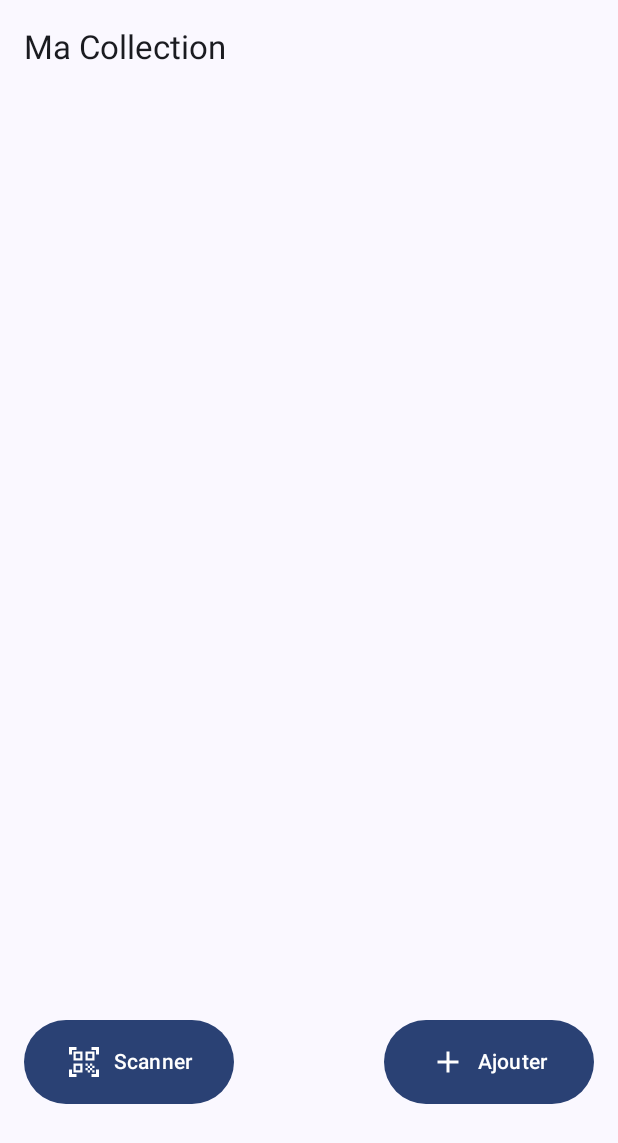
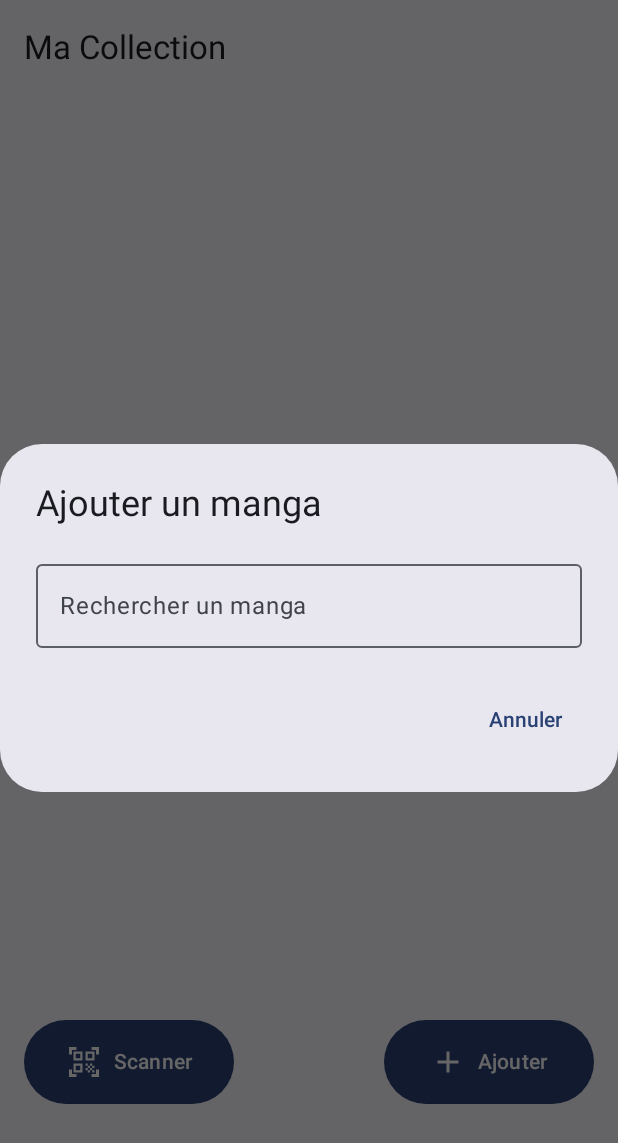
Before and after one commit to Lecureur-Arthur/CollectoMangas, an Android app built with Jetpack Compose: the composable CollectionScreen shown on its own in the app's theme, after a tap on "Ajouter", on a phone screen of 412 x 824 dp. Shown: the top 1143 px of the screen. Run offline under Robolectric (Android 15) with nearby library versions, the phone set to English and light mode, and no system bars; our stand-ins replace Firebase (no records; nobody signed in at launch, a user with empty details on screens opened directly).

Commit message:
Ajout du modal pour ajouter un nouveau manga

```diff
--- a/app/src/main/java/com/example/collectomangas/ui/screens/CollectionScreen.kt
+++ b/app/src/main/java/com/example/collectomangas/ui/screens/CollectionScreen.kt
@@ -1,65 +1,56 @@
 package com.example.collectomangas.ui.screens
 
-import androidx.compose.foundation.layout.Arrangement
-import androidx.compose.foundation.layout.Box
-import androidx.compose.foundation.layout.Column
-import androidx.compose.foundation.layout.Row
-import androidx.compose.foundation.layout.Spacer
-import androidx.compose.foundation.layout.fillMaxSize
-import androidx.compose.foundation.layout.fillMaxWidth
-import androidx.compose.foundation.layout.height
-import androidx.compose.foundation.layout.padding
-import androidx.compose.foundation.layout.width
+import androidx.compose.foundation.background
+import androidx.compose.foundation.clickable
+import androidx.compose.foundation.layout.*
+import androidx.compose.foundation.lazy.LazyColumn
+import androidx.compose.foundation.lazy.items
 import androidx.compose.foundation.rememberScrollState
 import androidx.compose.foundation.verticalScroll
 import androidx.compose.material.icons.Icons
 import androidx.compose.material.icons.filled.Add
 import androidx.compose.material.icons.filled.QrCodeScanner
-import androidx.compose.material3.Button
-import androidx.compose.material3.ExperimentalMaterial3Api
-import androidx.compose.material3.Icon
-import androidx.compose.material3.Scaffold
-import androidx.compose.material3.Text
-import androidx.compose.material3.TopAppBar
-import androidx.compose.runtime.Composable
-import androidx.compose.runtime.LaunchedEffect
-import androidx.compose.runtime.getValue
-import androidx.compose.runtime.mutableStateOf
-import androidx.compose.runtime.remember
-import androidx.compose.runtime.setValue
+import androidx.compose.material3.*
+import androidx.compose.runtime.*
 import androidx.compose.ui.Alignment
 import androidx.compose.ui.Modifier
 import androidx.compose.ui.unit.dp
+import com.example.collectomangas.data.api.ApiClient
 import com.example.collectomangas.ui.components.MangaCard
+import com.example.collectomangas.ui.theme.LightColorScheme
 import com.google.firebase.firestore.FirebaseFirestore
+import kotlinx.coroutines.Job
+import kotlinx.coroutines.delay
+import kotlinx.coroutines.launch
+import androidx.compose.foundation.shape.RoundedCornerShape
+import androidx.compose.ui.draw.clip
+
 
 @OptIn(ExperimentalMaterial3Api::class)
 @Composable
 fun CollectionScreen(modifier: Modifier = Modifier) {
-    var showComingSoon by remember { mutableStateOf(false) }
     val db = FirebaseFirestore.getInstance()
 
-    // State pour stocker la liste récupérée depuis Firestore
+    var showComingSoon by remember { mutableStateOf(false) }
+    var showAddDialog by remember { mutableStateOf(false) }
+
+    // Liste des titres manga depuis Firestore
     var mangaTitles by remember { mutableStateOf(listOf<String>()) }
 
-    // Charger les titres depuis Firestore une seule fois au lancement du composable
+    // Charger les mangas depuis Firestore au lancement
     LaunchedEffect(Unit) {
         db.collection("mangas")
             .get()
             .addOnSuccessListener { result ->
-                val titlesFromDb = result.documents.mapNotNull { it.getString("title") }
-                mangaTitles = titlesFromDb
+                mangaTitles = result.documents.mapNotNull { it.getString("title") }
             }
             .addOnFailureListener {
-                // Ici tu peux gérer l'erreur, par ex. afficher un message ou log
                 mangaTitles = listOf()
             }
     }
 
     if (showComingSoon) {
-        ComingSoonScreen(
-            onBack = { showComingSoon = false }  // Ajouter ce paramètre dans ta composable existante si besoin
-        )
+        ComingSoonScreen(onBack = { showComingSoon = false })
     } else {
         Scaffold(
             topBar = {
@@ -110,7 +101,9 @@ fun CollectionScreen(modifier: Modifier = Modifier) {
                     }
 
                     Button(
-                        onClick = { /* Action ajouter */ },
+                        onClick = {
+                            showAddDialog = true
+                        },
                         modifier = Modifier
                             .height(56.dp)
                             .width(140.dp)
@@ -120,7 +113,139 @@ fun CollectionScreen(modifier: Modifier = Modifier) {
                         Text("Ajouter")
                     }
                 }
+
+                if (showAddDialog) {
+                    AddMangaDialog(
+                        onAdd = { newTitle ->
+                            // Ajout dans Firestore
+                            val newManga = hashMapOf("title" to newTitle)
+                            db.collection("mangas")
+                                .add(newManga)
+                                .addOnSuccessListener {
+                                    // Mettre à jour la liste locale
+                                    mangaTitles = mangaTitles + newTitle
+                                }
+                            showAddDialog = false
+                        },
+                        onDismiss = { showAddDialog = false },
+                        kitsuApi = ApiClient.kitsuService
+                    )
+                }
             }
         }
     }
 }
+
+
+@Composable
+fun AddMangaDialog(
+    onAdd: (String) -> Unit,
+    onDismiss: () -> Unit,
+    kitsuApi: com.example.collectomangas.data.api.KitsuApiService
+) {
+    var searchQuery by remember { mutableStateOf("") }
+    var suggestions by remember { mutableStateOf<List<String>>(emptyList()) }
+    var isLoading by remember { mutableStateOf(false) }
+    var errorMessage by remember { mutableStateOf<String?>(null) }
+
+    val scope = rememberCoroutineScope()
+    var searchJob by remember { mutableStateOf<Job?>(null) }
+
+    fun searchManga(query: String) {
+        searchJob?.cancel()
+        if (query.isBlank()) {
+            suggestions = emptyList()
+            errorMessage = null
+            return
+        }
+        searchJob = scope.launch {
+            delay(500) // debounce 500ms
+            isLoading = true
+            errorMessage = null
+            try {
+                val response = kitsuApi.searchManga(query)
+                suggestions = response.data.mapNotNull { it.attributes?.canonicalTitle }
+                isLoading = false
+            } catch (e: Exception) {
+                errorMessage = "Erreur réseau : ${e.localizedMessage}"
+                isLoading = false
+            }
+        }
+    }
+
+    AlertDialog(
+        onDismissRequest = onDismiss,
+        title = { Text("Ajouter un manga") },
+        text = {
+            Column {
+                OutlinedTextField(
+                    value = searchQuery,
+                    onValueChange = {
+                        searchQuery = it
+                        searchManga(it)
+                    },
+                    label = { Text("Rechercher un manga") },
+                    singleLine = true,
+                    modifier = Modifier.fillMaxWidth()
+                )
+
+                if (isLoading) {
+                    Text("Recherche en cours...", style = MaterialTheme.typography.bodySmall)
+                }
+
+                if (errorMessage != null) {
+                    Text(errorMessage!!, color = MaterialTheme.colorScheme.error)
+                }
+
+                if (suggestions.isNotEmpty()) {
+                    Text(
+                        text = "Touchez un titre ci-dessous pour l’ajouter à votre collection :",
+                        style = MaterialTheme.typography.bodySmall,
+                        modifier = Modifier.padding(top = 8.dp, bottom = 4.dp)
+                    )
+                }
+
+                LazyColumn(
+                    modifier = Modifier
+                        .fillMaxWidth()
+                        .heightIn(max = 200.dp)
+                ) {
+                    items(suggestions) { title ->
+                        Row(
+                            modifier = Modifier
+                                .fillMaxWidth()
+                                .padding(vertical = 4.dp)
+                                .clip(RoundedCornerShape(8.dp))
+                                .background(LightColorScheme.primary)
+                                .clickable {
+                                    onAdd(title)
+                                    onDismiss()
+                                }
+                                .padding(vertical = 12.dp, horizontal = 16.dp),
+                            verticalAlignment = Alignment.CenterVertically
+                        ) {
+                            Icon(
+                                imageVector = Icons.Default.Add,
+                                contentDescription = "Ajouter",
+                                tint = MaterialTheme.colorScheme.onSecondary // texte contrasté
+                            )
+                            Spacer(modifier = Modifier.width(12.dp))
+                            Text(
+                                text = title,
+                                style = MaterialTheme.typography.bodyMedium,
+                                color = MaterialTheme.colorScheme.onSecondary
+                            )
+                        }
+                    }
+                }
+            }
+        },
+        confirmButton = { /* rien ici */ },
+        dismissButton = {
+            TextButton(onClick = onDismiss) {
+                Text("Annuler")
+            }
+        }
+    )
+
+}
```
